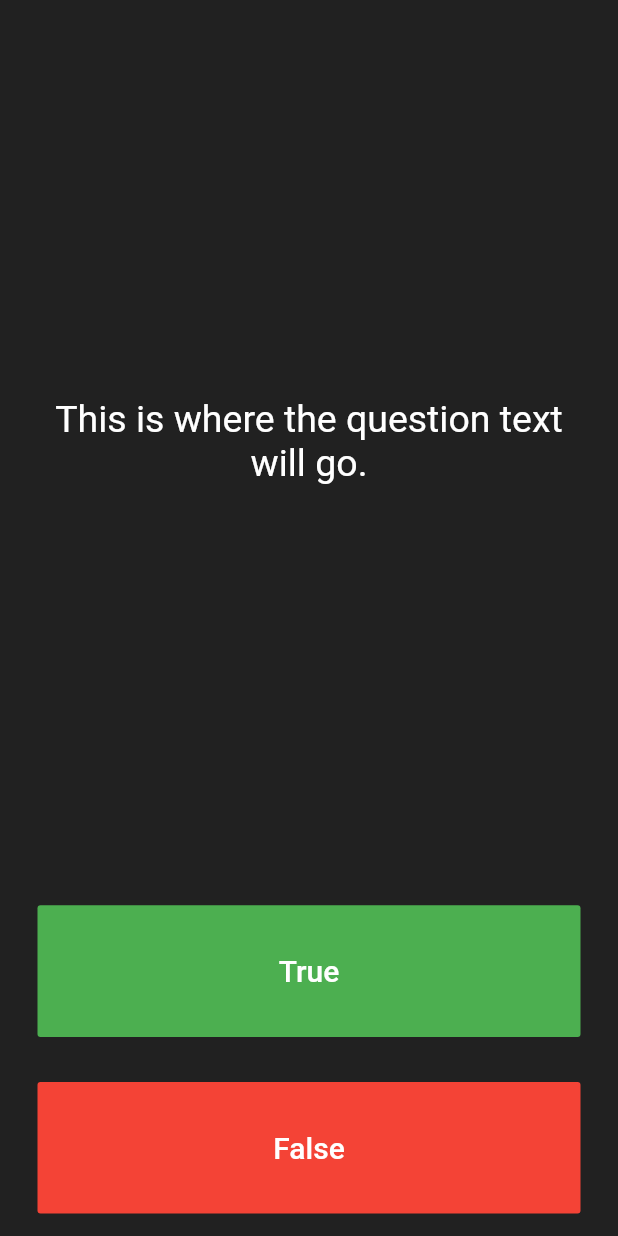
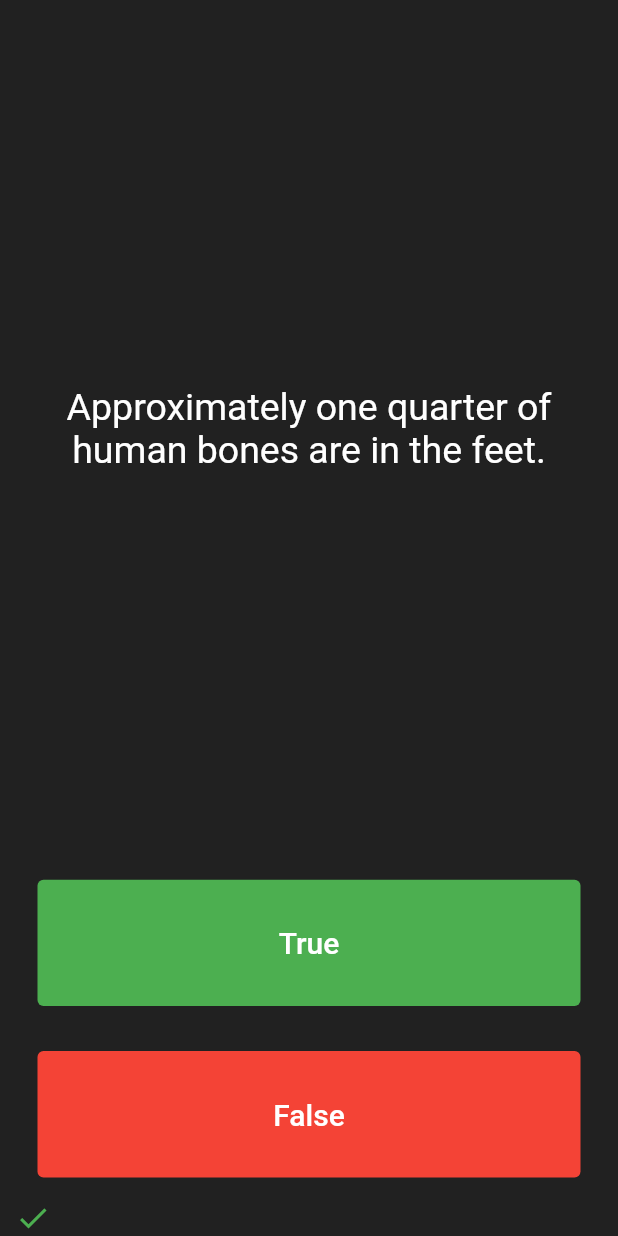
Before and after one commit to ayushkulshrestha2001/Quizzler, a Flutter app: the screen it shows after launch, after a tap on "True", on a phone screen of 412 x 824 dp. Run offline on Flutter 3.47's test engine with Material 2 defaults, Android fonts, the phone set to English and light mode, and no system bars.

Commit message:
Questions class created

```diff
--- a/lib/main.dart
+++ b/lib/main.dart
@@ -1,4 +1,5 @@
 import 'package:flutter/material.dart';
+import 'question.dart';
 
 void main() => runApp(Quizzler());
 
@@ -25,6 +26,32 @@ class QuizPage extends StatefulWidget {
 }
 
 class _QuizPageState extends State<QuizPage> {
+  List<Icon> scoreKeeper = [];
+  // List<String> questions = [
+  //   'You can lead a cow down stairs but not up stairs.',
+  //   'Approximately one quarter of human bones are in the feet.',
+  //   'A slug\'s blood is green.',
+  // ];
+  // List<bool> answers = [
+  //   false,
+  //   true,
+  //   true,
+  // ];
+  List<Question> questionBank = [
+    Question(
+      q: 'You can lead a cow down stairs but not up stairs.',
+      a: false,
+    ),
+    Question(
+      q: 'Approximately one quarter of human bones are in the feet.',
+      a: true,
+    ),
+    Question(
+      q: 'A slug\'s blood is green.',
+      a: true,
+    ),
+  ];
+  int i = 0;
   @override
   Widget build(BuildContext context) {
     return Column(
@@ -37,7 +64,7 @@ class _QuizPageState extends State<QuizPage> {
             padding: EdgeInsets.all(10.0),
             child: Center(
               child: Text(
-                'This is where the question text will go.',
+                questionBank[i].questionText,
                 textAlign: TextAlign.center,
                 style: TextStyle(
                   fontSize: 25.0,
@@ -50,9 +77,10 @@ class _QuizPageState extends State<QuizPage> {
         Expanded(
           child: Padding(
             padding: EdgeInsets.all(15.0),
-            child: FlatButton(
-              textColor: Colors.white,
-              color: Colors.green,
+            child: TextButton(
+              style: TextButton.styleFrom(
+                backgroundColor: Colors.green,
+              ),
               child: Text(
                 'True',
                 style: TextStyle(
@@ -61,7 +89,19 @@ class _QuizPageState extends State<QuizPage> {
                 ),
               ),
               onPressed: () {
-                //The user picked true.
+                bool correctAnswers = questionBank[i].questionAnswer;
+                if (correctAnswers == true) {
+                  print('user got it right');
+                } else {
+                  print('user got it wrong');
+                }
+                setState(() {
+                  scoreKeeper.add(Icon(
+                    Icons.check,
+                    color: Colors.green,
+                  ));
+                  i = i + 1;
+                });
               },
             ),
           ),
@@ -69,8 +109,10 @@ class _QuizPageState extends State<QuizPage> {
         Expanded(
           child: Padding(
             padding: EdgeInsets.all(15.0),
-            child: FlatButton(
-              color: Colors.red,
+            child: TextButton(
+              style: TextButton.styleFrom(
+                backgroundColor: Colors.red,
+              ),
               child: Text(
                 'False',
                 style: TextStyle(
@@ -79,10 +121,27 @@ class _QuizPageState extends State<QuizPage> {
                 ),
               ),
               onPressed: () {
-                //The user picked false.
+                bool correctAnswers = questionBank[i].questionAnswer;
+                if (correctAnswers == false) {
+                  print('user got it right');
+                } else {
+                  print('user got it wrong');
+                }
+                setState(() {
+                  scoreKeeper.add(
+                    Icon(
+                      Icons.close,
+                      color: Colors.red,
+                    ),
+                  );
+                  i = i + 1;
+                });
               },
             ),
           ),
+        ),
+        Row(
+          children: scoreKeeper,
         ),
         //TODO: Add a Row here as your score keeper
       ],
--- /dev/null
+++ b/lib/question.dart
@@ -0,0 +1,8 @@
+class Question {
+  String questionText;
+  bool questionAnswer;
+  Question({String q, bool a}) {
+    questionText = q;
+    questionAnswer = a;
+  }
+}
```
Also changed, not shown: 1 other file.
